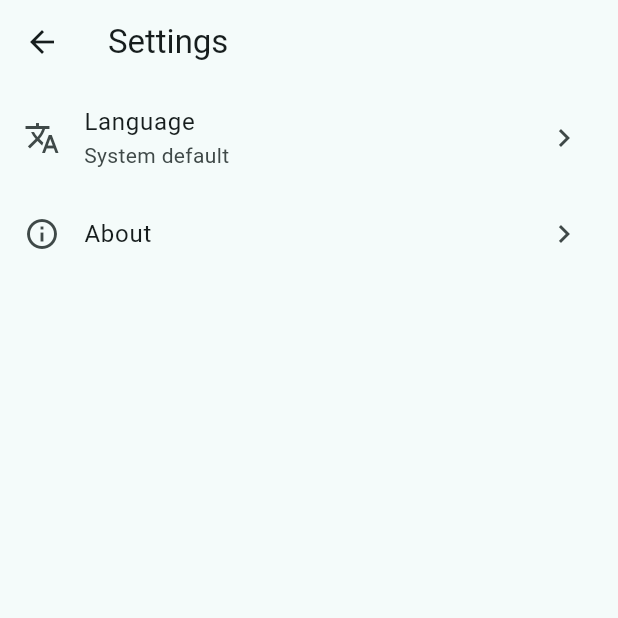
After one commit to xp84012493/handwriting-practice, a Flutter app: the screen it shows after launch, after a tap on the "settings" icon, on a phone screen of 412 x 824 dp, the top half of it. The commit adds this screen. Run offline on Flutter 3.47's test engine with Material 3 defaults, Android fonts, the light colour scheme and no system bars; our stand-ins replace path_drawing, pdf, printing, shared_preferences; missing offline and left inert: dart:html, file_saver; project files that could hold a hidden picture were left out.

Commit message:
增加设置按钮

```diff
--- a/lib/l10n/app_en.arb
+++ b/lib/l10n/app_en.arb
@@ -5,6 +5,8 @@
     "description": "Application title"
   },
   "aboutTooltip": "About",
+  "settingsTooltip": "Settings",
+  "settingsTitle": "Settings",
   "exportPdfTooltip": "Export PDF",
   "exportSystemPrint": "Print…",
   "exportSaveFile": "Save PDF to file",
--- a/lib/l10n/app_localizations.dart
+++ b/lib/l10n/app_localizations.dart
@@ -38,6 +38,8 @@ abstract class AppLocalizations {
 
   String get appTitle;
   String get aboutTooltip;
+  String get settingsTooltip;
+  String get settingsTitle;
   String get exportPdfTooltip;
   String get exportSystemPrint;
   String get exportSaveFile;
--- a/lib/l10n/app_localizations_en.dart
+++ b/lib/l10n/app_localizations_en.dart
@@ -11,6 +11,12 @@ class AppLocalizationsEn extends AppLocalizations {
 
   @override
   String get aboutTooltip => 'About';
+
+  @override
+  String get settingsTooltip => 'Settings';
+
+  @override
+  String get settingsTitle => 'Settings';
 
   @override
   String get exportPdfTooltip => 'Export PDF';
--- a/lib/l10n/app_localizations_zh.dart
+++ b/lib/l10n/app_localizations_zh.dart
@@ -11,6 +11,12 @@ class AppLocalizationsZh extends AppLocalizations {
 
   @override
   String get aboutTooltip => '关于';
+
+  @override
+  String get settingsTooltip => '设置';
+
+  @override
+  String get settingsTitle => '设置';
 
   @override
   String get exportPdfTooltip => '导出 PDF';
--- a/lib/l10n/app_zh.arb
+++ b/lib/l10n/app_zh.arb
@@ -2,6 +2,8 @@
   "@@locale": "zh",
   "appTitle": "汉字笔顺字帖",
   "aboutTooltip": "关于",
+  "settingsTooltip": "设置",
+  "settingsTitle": "设置",
   "exportPdfTooltip": "导出 PDF",
   "exportSystemPrint": "系统打印…",
   "exportSaveFile": "保存 PDF 到文件",
--- a/lib/src/ui/handwriting_practice_home_page.dart
+++ b/lib/src/ui/handwriting_practice_home_page.dart
@@ -9,9 +9,9 @@ import '../locale/practice_sheet_messages.dart';
 import '../models/practice_sheet_entry.dart';
 import '../print/practice_sheet_export.dart';
 import '../print/practice_sheet_pdf_service.dart';
-import 'about_page.dart';
 import 'a4_practice_sheet_preview.dart';
 import 'practice_sheet_controller.dart';
+import 'settings_page.dart';
 
 enum _PdfExportAction { systemPrint, saveFile, share }
 
@@ -156,20 +156,20 @@ class _HandwritingPracticeHomePageState
           appBar: AppBar(
             title: Text(l10n.appTitle),
             centerTitle: true,
-            actions: [
-              IconButton(
-                tooltip: l10n.aboutTooltip,
-                icon: const Icon(Icons.info_outline),
+            leading: IconButton(
+              tooltip: l10n.settingsTooltip,
+              icon: const Icon(Icons.settings_outlined),
               onPressed: () {
                 Navigator.of(context).push(
                   MaterialPageRoute<void>(
-                      builder: (context) => AboutPage(
+                    builder: (context) => SettingsPage(
                       localeController: widget.localeController,
                     ),
                   ),
                 );
               },
             ),
+            actions: [
               PopupMenuButton<_PdfExportAction>(
                 tooltip: l10n.exportPdfTooltip,
                 enabled: _controller.hasSheet && !_controller.loading,
--- /dev/null
+++ b/lib/src/ui/settings_page.dart
@@ -0,0 +1,61 @@
+import 'package:flutter/material.dart';
+
+import '../l10n/l10n_extension.dart';
+import '../locale/locale_controller.dart';
+import 'about_page.dart';
+import 'language_settings_page.dart';
+
+/// 设置：语言、关于等入口。
+class SettingsPage extends StatelessWidget {
+  const SettingsPage({super.key, required this.localeController});
+
+  final LocaleController localeController;
+
+  @override
+  Widget build(BuildContext context) {
+    final l10n = context.l10n;
+    return ListenableBuilder(
+      listenable: localeController,
+      builder: (context, _) {
+        final languageSubtitle = LanguageSettingsPage.currentLanguageLabel(
+          context.l10n,
+          localeController,
+        );
+        return Scaffold(
+          appBar: AppBar(title: Text(l10n.settingsTitle)),
+          body: ListView(
+            children: [
+              ListTile(
+                leading: const Icon(Icons.translate_outlined),
+                title: Text(l10n.languageTitle),
+                subtitle: Text(languageSubtitle),
+                trailing: const Icon(Icons.chevron_right),
+                onTap: () {
+                  Navigator.of(context).push(
+                    MaterialPageRoute<void>(
+                      builder: (context) => LanguageSettingsPage(
+                        localeController: localeController,
+                      ),
+                    ),
+                  );
+                },
+              ),
+              ListTile(
+                leading: const Icon(Icons.info_outline),
+                title: Text(l10n.aboutTitle),
+                trailing: const Icon(Icons.chevron_right),
+                onTap: () {
+                  Navigator.of(context).push(
+                    MaterialPageRoute<void>(
+                      builder: (context) => const AboutPage(),
+                    ),
+                  );
+                },
+              ),
+            ],
+          ),
+        );
+      },
+    );
+  }
+}
```
Also changed, not shown: lib/src/ui/about_page.dart (+4 -64 lines), lib/src/ui/language_settings_page.dart (added, +84 -0 lines), 2 other files. Lines whose indentation alone changed are shown as unchanged.
